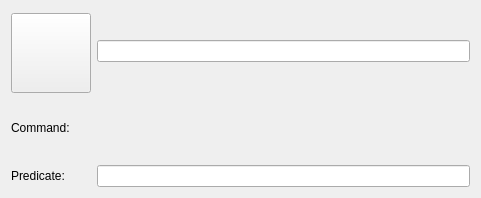
RJVB/kdm5.prev, file solid/solid-actions-kcm/solid-actions-edit.ui: the form before one commit.
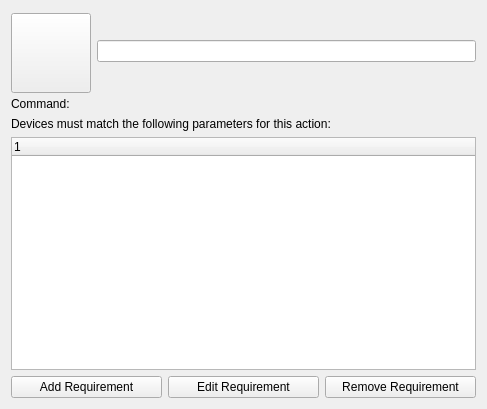
The form after the commit. Custom widgets are drawn as their Qt base class.

Commit message: Add a new solid predicate editing interface. Add comments throughout to document code. Remove action type selector as solid works differently and it will never work

```diff
--- a/solid/solid-actions-kcm/solid-actions-edit.ui
+++ b/solid/solid-actions-kcm/solid-actions-edit.ui
@@ -5,11 +5,11 @@
    <rect>
     <x>0</x>
     <y>0</y>
-    <width>481</width>
-    <height>198</height>
+    <width>487</width>
+    <height>409</height>
    </rect>
   </property>
-  <layout class="QGridLayout" name="gridLayout" >
+  <layout class="QGridLayout" name="gridLayout_2" >
    <item row="0" column="0" >
     <layout class="QGridLayout" name="GlActionIconName" >
      <item row="0" column="0" >
@@ -60,8 +60,8 @@
     </layout>
    </item>
    <item row="2" column="0" >
-    <layout class="QGridLayout" name="GlSolidPredicate" >
-     <item row="0" column="0" >
+    <layout class="QGridLayout" name="gridLayout" >
+     <item row="0" column="0" colspan="3" >
       <widget class="QLabel" name="TlSolidPredicate" >
        <property name="minimumSize" >
         <size>
@@ -70,12 +70,39 @@
         </size>
        </property>
        <property name="text" >
-        <string>Predicate:</string>
+        <string>Devices must match the following parameters for this action:</string>
        </property>
       </widget>
      </item>
-     <item row="0" column="1" >
-      <widget class="KLineEdit" name="LeSolidPredicate" />
+     <item row="1" column="0" colspan="3" >
+      <widget class="QTreeWidget" name="TwSolidRequirements" >
+       <column>
+        <property name="text" >
+         <string>1</string>
+        </property>
+       </column>
+      </widget>
+     </item>
+     <item row="2" column="0" >
+      <widget class="KPushButton" name="PbAddRequirement" >
+       <property name="text" >
+        <string>Add Requirement</string>
+       </property>
+      </widget>
+     </item>
+     <item row="2" column="1" >
+      <widget class="KPushButton" name="PbEditRequirement" >
+       <property name="text" >
+        <string>Edit Requirement</string>
+       </property>
+      </widget>
+     </item>
+     <item row="2" column="2" >
+      <widget class="KPushButton" name="PbRemoveRequirement" >
+       <property name="text" >
+        <string>Remove Requirement</string>
+       </property>
+      </widget>
      </item>
     </layout>
    </item>
@@ -92,6 +119,11 @@
    <extends>QLineEdit</extends>
    <header>klineedit.h</header>
   </customwidget>
+  <customwidget>
+   <class>KPushButton</class>
+   <extends>QPushButton</extends>
+   <header>kpushbutton.h</header>
+  </customwidget>
   <customwidget>
    <class>KUrlRequester</class>
    <extends>QFrame</extends>
```
The commit also changes 6 other files.
